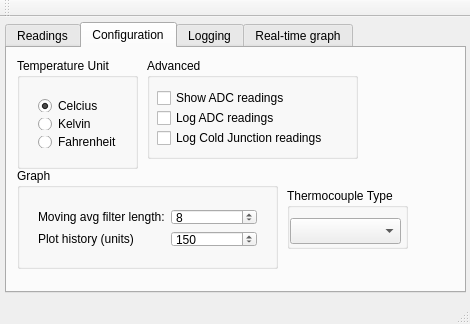
Old version of the form qt_test/basicListener/mainwindow.ui in the repository PaxInstruments/t100-software.
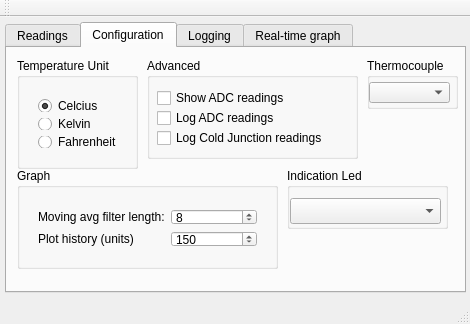
New version of the form. The open tabs and pages were chosen to show the change. Custom widgets are drawn as their Qt base class.

```diff
--- a/qt_test/basicListener/mainwindow.ui
+++ b/qt_test/basicListener/mainwindow.ui
@@ -124,22 +124,22 @@
      <widget class="QGroupBox" name="groupBox_4">
       <property name="geometry">
        <rect>
-        <x>280</x>
-        <y>140</y>
-        <width>121</width>
-        <height>61</height>
+        <x>360</x>
+        <y>10</y>
+        <width>91</width>
+        <height>51</height>
        </rect>
       </property>
       <property name="title">
-       <string>Thermocouple Type</string>
+       <string>Thermocouple</string>
       </property>
       <widget class="QComboBox" name="comboBox_2">
        <property name="geometry">
         <rect>
-         <x>3</x>
-         <y>30</y>
-         <width>111</width>
-         <height>26</height>
+         <x>2</x>
+         <y>24</y>
+         <width>81</width>
+         <height>21</height>
         </rect>
        </property>
       </widget>
@@ -261,6 +261,29 @@
        </layout>
       </widget>
      </widget>
+     <widget class="QGroupBox" name="groupBox_6">
+      <property name="geometry">
+       <rect>
+        <x>280</x>
+        <y>120</y>
+        <width>161</width>
+        <height>61</height>
+       </rect>
+      </property>
+      <property name="title">
+       <string>Indication Led</string>
+      </property>
+      <widget class="QComboBox" name="indicationLed_comboBox">
+       <property name="geometry">
+        <rect>
+         <x>3</x>
+         <y>30</y>
+         <width>151</width>
+         <height>26</height>
+        </rect>
+       </property>
+      </widget>
+     </widget>
     </widget>
     <widget class="QWidget" name="tab_4">
      <attribute name="title">
```
Left out of the diff: 2 changed lines with no effect on the pictures.
